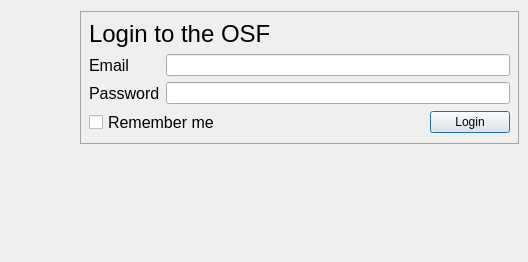
The window that JASP-Desktop/backstage/authwidget.ui (jasp-stats/jasp-desktop) describes before a commit, drawn with Qt 5.
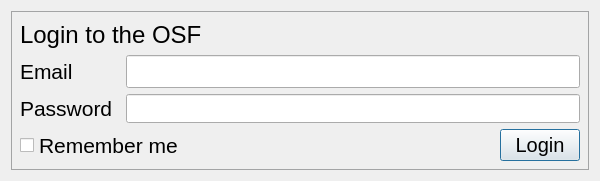
The same window after the commit.

Commit message:
Update OSF Login and all folder tabs (high def screens)
Added a layout to the OSF screen
Added labels to all folder tabs (Current Files, Current Folders, OSF,
Examples)

Patch:
```diff
--- a/JASP-Desktop/backstage/authwidget.ui
+++ b/JASP-Desktop/backstage/authwidget.ui
@@ -6,8 +6,8 @@
    <rect>
     <x>0</x>
     <y>0</y>
-    <width>528</width>
-    <height>262</height>
+    <width>600</width>
+    <height>181</height>
    </rect>
   </property>
   <property name="sizePolicy">
@@ -19,16 +19,7 @@
   <property name="windowTitle">
    <string>Form</string>
   </property>
-  <layout class="QVBoxLayout" name="verticalLayout_3">
-   <property name="spacing">
-    <number>6</number>
-   </property>
-   <property name="leftMargin">
-    <number>80</number>
-   </property>
-   <property name="rightMargin">
-    <number>9</number>
-   </property>
+  <layout class="QVBoxLayout" name="verticalLayout_2">
    <item>
     <widget class="QWidget" name="internalWidget" native="true">
      <property name="sizePolicy">
@@ -42,17 +33,8 @@
 	border: 1px solid #A3A4A5 ;
 }</string>
      </property>
-     <layout class="QFormLayout" name="formLayout">
-      <property name="fieldGrowthPolicy">
-       <enum>QFormLayout::AllNonFixedFieldsGrow</enum>
-      </property>
-      <property name="formAlignment">
-       <set>Qt::AlignJustify|Qt::AlignTop</set>
-      </property>
-      <property name="leftMargin">
-       <number>9</number>
-      </property>
-      <item row="0" column="0">
+     <layout class="QVBoxLayout" name="verticalLayout">
+      <item>
        <widget class="QLabel" name="label_3">
         <property name="sizePolicy">
          <sizepolicy hsizetype="Expanding" vsizetype="Expanding">
@@ -73,11 +55,9 @@
         </property>
        </widget>
       </item>
-      <item row="1" column="0" colspan="2">
+      <item>
        <layout class="QHBoxLayout" name="horizontalLayout">
         <item>
-         <layout class="QVBoxLayout" name="verticalLayout">
-          <item>
            <widget class="QLabel" name="label">
             <property name="sizePolicy">
              <sizepolicy hsizetype="Minimum" vsizetype="Expanding">
@@ -85,9 +65,16 @@
               <verstretch>0</verstretch>
              </sizepolicy>
             </property>
+          <property name="minimumSize">
+           <size>
+            <width>100</width>
+            <height>0</height>
+           </size>
+          </property>
             <property name="font">
              <font>
-              <pointsize>12</pointsize>
+            <pointsize>16</pointsize>
+            <kerning>false</kerning>
              </font>
             </property>
             <property name="text">
@@ -96,28 +83,6 @@
            </widget>
           </item>
           <item>
-           <widget class="QLabel" name="label_2">
-            <property name="sizePolicy">
-             <sizepolicy hsizetype="Minimum" vsizetype="Expanding">
-              <horstretch>0</horstretch>
-              <verstretch>0</verstretch>
-             </sizepolicy>
-            </property>
-            <property name="font">
-             <font>
-              <pointsize>12</pointsize>
-             </font>
-            </property>
-            <property name="text">
-             <string>Password</string>
-            </property>
-           </widget>
-          </item>
-         </layout>
-        </item>
-        <item>
-         <layout class="QVBoxLayout" name="verticalLayout_2">
-          <item>
            <widget class="QLineEdit" name="email">
             <property name="sizePolicy">
              <sizepolicy hsizetype="Expanding" vsizetype="Expanding">
@@ -125,11 +90,44 @@
               <verstretch>0</verstretch>
              </sizepolicy>
             </property>
+          <property name="font">
+           <font>
+            <pointsize>16</pointsize>
+           </font>
+          </property>
             <property name="text">
              <string/>
             </property>
            </widget>
           </item>
+       </layout>
+      </item>
+      <item>
+       <layout class="QHBoxLayout" name="horizontalLayout_2">
+        <item>
+         <widget class="QLabel" name="label_2">
+          <property name="sizePolicy">
+           <sizepolicy hsizetype="Minimum" vsizetype="Expanding">
+            <horstretch>0</horstretch>
+            <verstretch>0</verstretch>
+           </sizepolicy>
+          </property>
+          <property name="minimumSize">
+           <size>
+            <width>100</width>
+            <height>0</height>
+           </size>
+          </property>
+          <property name="font">
+           <font>
+            <pointsize>16</pointsize>
+           </font>
+          </property>
+          <property name="text">
+           <string>Password</string>
+          </property>
+         </widget>
+        </item>
           <item>
            <widget class="QLineEdit" name="password">
             <property name="sizePolicy">
@@ -145,10 +143,8 @@
           </item>
          </layout>
         </item>
-       </layout>
-      </item>
-      <item row="2" column="0" colspan="2">
-       <layout class="QHBoxLayout" name="horizontalLayout_4">
+      <item>
+       <layout class="QHBoxLayout" name="horizontalLayout_3">
         <item>
          <widget class="QCheckBox" name="RememberMeCheckBox">
           <property name="sizePolicy">
@@ -159,7 +155,7 @@
           </property>
           <property name="font">
            <font>
-            <pointsize>12</pointsize>
+            <pointsize>16</pointsize>
            </font>
           </property>
           <property name="text">
@@ -175,6 +171,11 @@
             <verstretch>0</verstretch>
            </sizepolicy>
           </property>
+          <property name="font">
+           <font>
+            <pointsize>15</pointsize>
+           </font>
+          </property>
           <property name="text">
            <string>Login</string>
           </property>
@@ -188,19 +189,6 @@
      </layout>
     </widget>
    </item>
-   <item>
-    <spacer name="verticalSpacer">
-     <property name="orientation">
-      <enum>Qt::Vertical</enum>
-     </property>
-     <property name="sizeHint" stdset="0">
-      <size>
-       <width>20</width>
-       <height>78</height>
-      </size>
-     </property>
-    </spacer>
-   </item>
   </layout>
  </widget>
  <tabstops>
```
Lines whose indentation alone changed are shown as unchanged. The commit also changes 4 other files.
